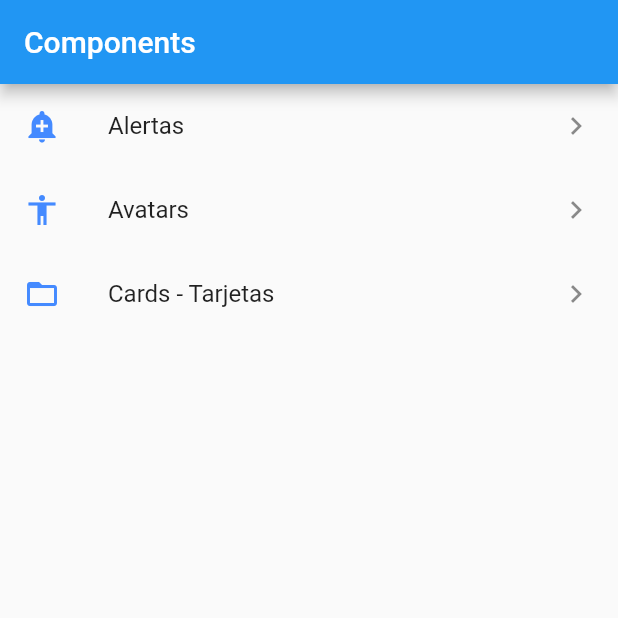
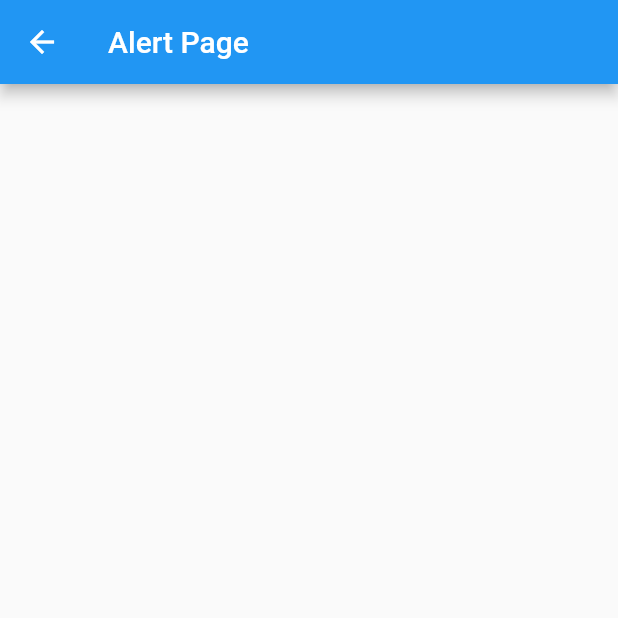
Before and after one commit to MariaLPF/componentes, a Flutter app: the HomePage screen opened directly, after a tap on "Alertas", on a phone screen of 412 x 824 dp, the top half of it. Run offline on Flutter 3.47's test engine with Material 2 defaults, Android fonts, the phone set to English and light mode, and no system bars; statements that could not run were skipped.

Commit message:
Ejemplo de navegacion normal

```diff
--- /dev/null
+++ b/lib/src/pages/alert_page.dart
@@ -0,0 +1,13 @@
+import 'package:flutter/material.dart';
+
+class AlertPage extends StatelessWidget {
+
+  @override
+  Widget build(BuildContext context) {
+    return Scaffold(
+      appBar: AppBar(
+        title: Text('Alert Page'),
+      ),
+    );
+  }
+}
--- /dev/null
+++ b/lib/src/pages/avatar_page.dart
@@ -0,0 +1,13 @@
+import 'package:flutter/material.dart';
+
+class AvatarPage extends StatelessWidget {
+
+  @override
+  Widget build(BuildContext context) {
+    return Scaffold(
+      appBar: AppBar(
+        title: Text('Avatar Page'),
+      ),
+    );
+  }
+}
--- a/lib/src/home_page.dart
+++ b/lib/src/pages/home_page.dart
@@ -1,3 +1,4 @@
+import 'package:componentes/src/pages/alert_page.dart';
 import 'package:componentes/src/providers/menu_provider.dart';
 import 'package:componentes/src/utils/icon_string_util.dart';
 import 'package:flutter/material.dart';
@@ -14,26 +15,18 @@ class HomePage extends StatelessWidget {
   }
 
   Widget _list() {
-    //print( menuProvider.opciones);
-
-    /*menuProvider.loadData().then((options){
-       print(options);
-     });*/
-    /*return ListView(
-        children: _listItems(),
-      );*/
     return FutureBuilder(
       future: menuProvider.loadData(),
       initialData: [], //datos iniciales
       builder: (context, AsyncSnapshot<List<dynamic>> snapshot) {
         return ListView(
-          children: _listItems(snapshot.data),
+          children: _listItems(snapshot.data, context),
         );
       },
     );
   }
 
-  List<Widget> _listItems(List data) {
+  List<Widget> _listItems(List data, BuildContext context) {
     List<Widget> items = [];
     data.forEach((opt) {
       items.add(ListTile(
@@ -41,7 +34,12 @@ class HomePage extends StatelessWidget {
         leading: getIcon(opt['icon']),
         trailing: Icon(Icons.keyboard_arrow_right),
         onTap: (){
-
+          final route = MaterialPageRoute(
+            builder: (context){
+              return AlertPage();
+            }
+          );
+          Navigator.push(context, route);
         },
       ));
     });
```
